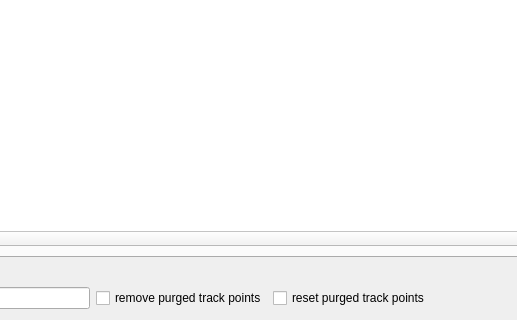
Above: src/ITrackEditWidget.ui from ntruchsess/QLandkarteGT before the change; both pictures show x 245 to 762 and y 101 to 421 of the 938 by 421 pixel window. Below: the same form after it.
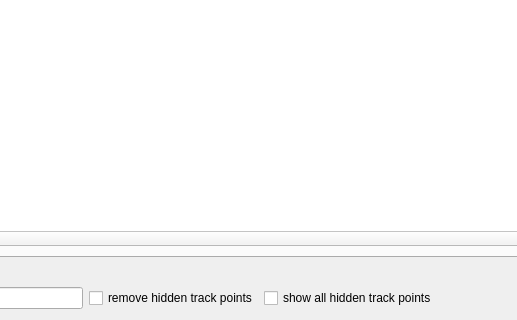
That is the form after the change.

The edit to the form file:
```diff
--- a/src/ITrackEditWidget.ui
+++ b/src/ITrackEditWidget.ui
@@ -131,14 +131,14 @@
      <item>
       <widget class="QCheckBox" name="checkRemoveDelTrkPt">
        <property name="text">
-        <string>remove purged track points</string>
+        <string>remove hidden track points</string>
        </property>
       </widget>
      </item>
      <item>
       <widget class="QCheckBox" name="checkResetDelTrkPt">
        <property name="text">
-        <string>reset purged track points</string>
+        <string>show all hidden track points</string>
        </property>
       </widget>
      </item>
```
